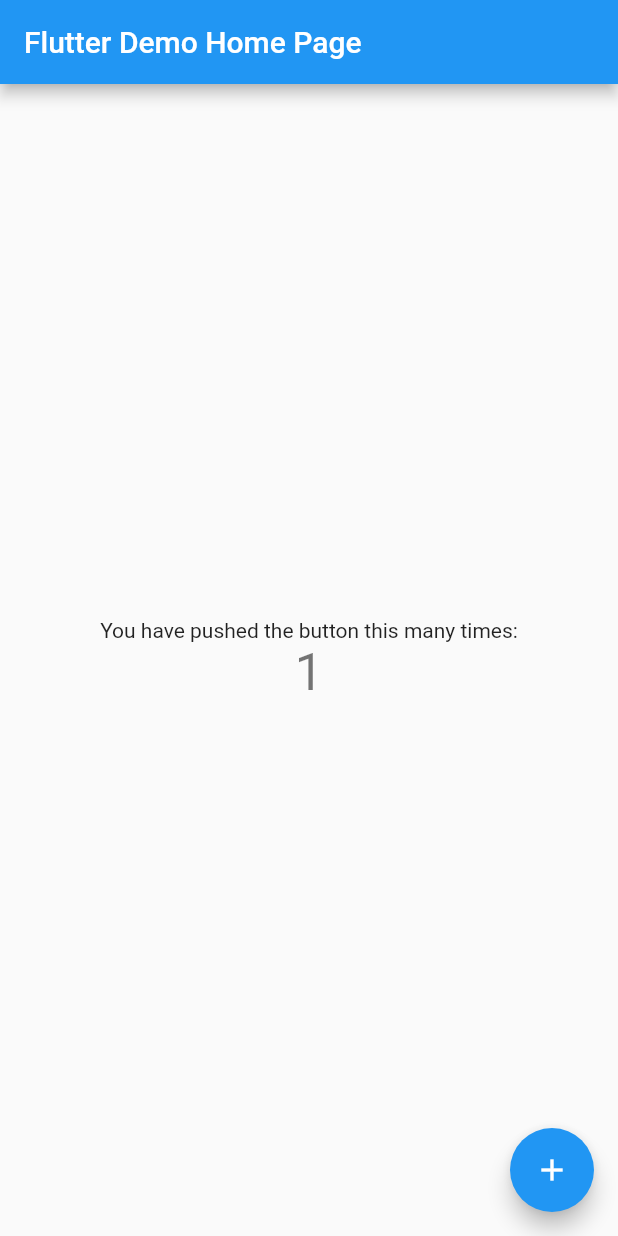
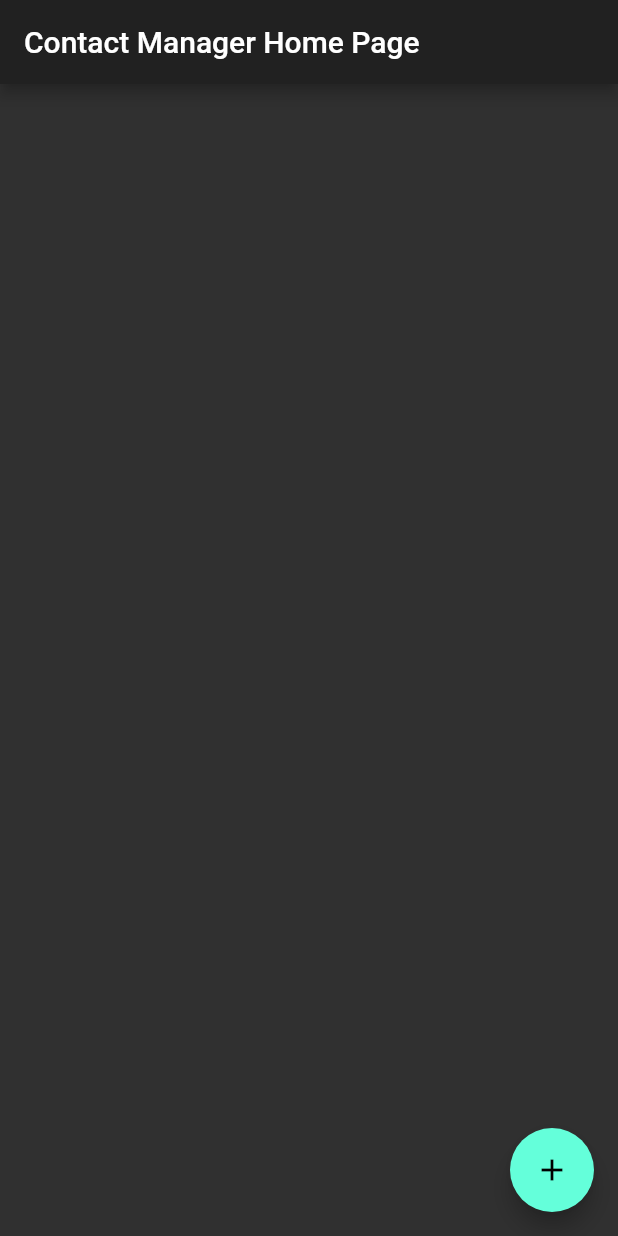
Before and after one commit to mrahimygk/contacts, a Flutter app: the screen it shows after launch, after a tap on the "add" icon, on a phone screen of 412 x 824 dp. Run offline on Flutter 3.47's test engine with Material 2 defaults, Android fonts, the phone set to English and light mode, and no system bars.

Commit message:
removing comments and sample codes from main.dart

```diff
--- a/lib/main.dart
+++ b/lib/main.dart
@@ -3,109 +3,43 @@ import 'package:flutter/material.dart';
 void main() => runApp(MyApp());
 
 class MyApp extends StatelessWidget {
-  // This widget is the root of your application.
   @override
   Widget build(BuildContext context) {
     return MaterialApp(
-      title: 'Flutter Demo',
-      theme: ThemeData(
-        // This is the theme of your application.
-        //
-        // Try running your application with "flutter run". You'll see the
-        // application has a blue toolbar. Then, without quitting the app, try
-        // changing the primarySwatch below to Colors.green and then invoke
-        // "hot reload" (press "r" in the console where you ran "flutter run",
-        // or simply save your changes to "hot reload" in a Flutter IDE).
-        // Notice that the counter didn't reset back to zero; the application
-        // is not restarted.
-        primarySwatch: Colors.blue,
-      ),
-      home: MyHomePage(title: 'Flutter Demo Home Page'),
+      title: 'Contact Manager',
+      theme: ThemeData(primarySwatch: Colors.blue, brightness: Brightness.dark),
+      home: ContactsListPage(title: 'Contact Manager Home Page'),
+      routes: <String, WidgetBuilder>{
+        '/home': (BuildContext inContext) =>
+            ContactsListPage(title: 'Contact Manager Home Page')
+      },
     );
   }
 }
 
-class MyHomePage extends StatefulWidget {
-  MyHomePage({Key key, this.title}) : super(key: key);
-
-  // This widget is the home page of your application. It is stateful, meaning
-  // that it has a State object (defined below) that contains fields that affect
-  // how it looks.
-
-  // This class is the configuration for the state. It holds the values (in this
-  // case the title) provided by the parent (in this case the App widget) and
-  // used by the build method of the State. Fields in a Widget subclass are
-  // always marked "final".
-
+class ContactsListPage extends StatefulWidget {
+  ContactsListPage({Key key, this.title}) : super(key: key);
   final String title;
 
   @override
-  _MyHomePageState createState() => _MyHomePageState();
+  _ContactsListPageState createState() => _ContactsListPageState();
 }
 
-class _MyHomePageState extends State<MyHomePage> {
-  int _counter = 0;
-
-  void _incrementCounter() {
-    setState(() {
-      // This call to setState tells the Flutter framework that something has
-      // changed in this State, which causes it to rerun the build method below
-      // so that the display can reflect the updated values. If we changed
-      // _counter without calling setState(), then the build method would not be
-      // called again, and so nothing would appear to happen.
-      _counter++;
-    });
+class _ContactsListPageState extends State<ContactsListPage> {
+  @override
+  Widget build(BuildContext context) {
+    return Scaffold(
+      appBar: AppBar(
+        title: Text(widget.title),
+      ),
+      body: Container(),
+      floatingActionButton: FloatingActionButton(
+        onPressed: _addContact,
+        tooltip: 'Add Contact',
+        child: Icon(Icons.add),
+      ),
+    );
   }
 
-  @override
-  Widget build(BuildContext context) {
-    // This method is rerun every time setState is called, for instance as done
-    // by the _incrementCounter method above.
-    //
-    // The Flutter framework has been optimized to make rerunning build methods
-    // fast, so that you can just rebuild anything that needs updating rather
-    // than having to individually change instances of widgets.
-    return Scaffold(
-      appBar: AppBar(
-        // Here we take the value from the MyHomePage object that was created by
-        // the App.build method, and use it to set our appbar title.
-        title: Text(widget.title),
-      ),
-      body: Center(
-        // Center is a layout widget. It takes a single child and positions it
-        // in the middle of the parent.
-        child: Column(
-          // Column is also layout widget. It takes a list of children and
-          // arranges them vertically. By default, it sizes itself to fit its
-          // children horizontally, and tries to be as tall as its parent.
-          //
-          // Invoke "debug painting" (press "p" in the console, choose the
-          // "Toggle Debug Paint" action from the Flutter Inspector in Android
-          // Studio, or the "Toggle Debug Paint" command in Visual Studio Code)
-          // to see the wireframe for each widget.
-          //
-          // Column has various properties to control how it sizes itself and
-          // how it positions its children. Here we use mainAxisAlignment to
-          // center the children vertically; the main axis here is the vertical
-          // axis because Columns are vertical (the cross axis would be
-          // horizontal).
-          mainAxisAlignment: MainAxisAlignment.center,
-          children: <Widget>[
-            Text(
-              'You have pushed the button this many times:',
-            ),
-            Text(
-              '$_counter',
-              style: Theme.of(context).textTheme.display1,
-            ),
-          ],
-        ),
-      ),
-      floatingActionButton: FloatingActionButton(
-        onPressed: _incrementCounter,
-        tooltip: 'Increment',
-        child: Icon(Icons.add),
-      ), // This trailing comma makes auto-formatting nicer for build methods.
-    );
-  }
+  void _addContact() {}
 }
```
